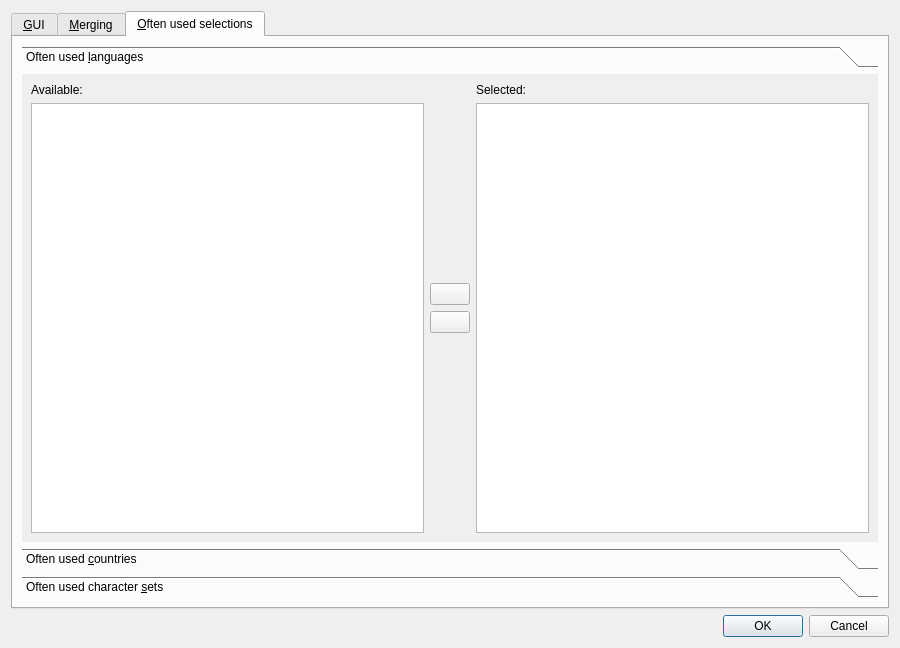
Qt form src/mkvtoolnix-gui/forms/main_window/preferences_dialog.ui (jpsdr/MKVToolnix-Windows-7) before a commit.
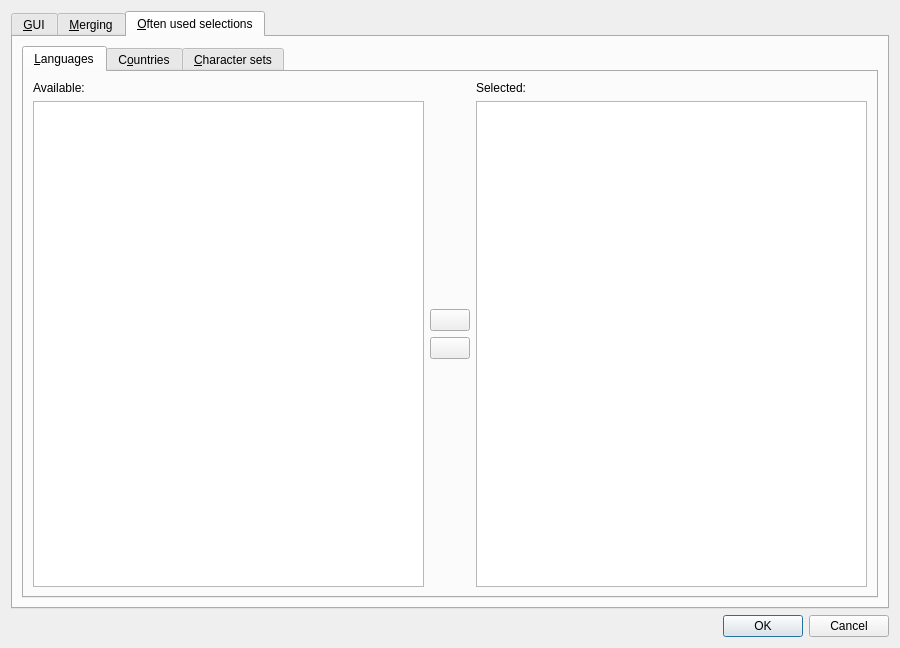
The same form after that commit. The open tabs and pages were chosen to show the change. Icons and pictures are not drawn.

Commit message:
GUI: use normal tab widget for often-used selection page
People are more familiar with tab widgets than with tool box widgets.

```diff
--- a/src/mkvtoolnix-gui/forms/main_window/preferences_dialog.ui
+++ b/src/mkvtoolnix-gui/forms/main_window/preferences_dialog.ui
@@ -465,21 +465,13 @@
       </attribute>
       <layout class="QVBoxLayout" name="verticalLayout_8">
        <item>
-        <widget class="QToolBox" name="tbOftenUsedXYZ">
+        <widget class="QTabWidget" name="tbOftenUsedXYZ">
          <property name="currentIndex">
           <number>0</number>
          </property>
-         <widget class="QWidget" name="tbOULanguagesPage">
-          <property name="geometry">
-           <rect>
-            <x>0</x>
-            <y>0</y>
-            <width>868</width>
-            <height>457</height>
-           </rect>
-          </property>
-          <attribute name="label">
-           <string>Often used &amp;languages</string>
+         <widget class="QWidget" name="tbOftenUsedXYZPage1" native="true">
+          <attribute name="title">
+           <string>&amp;Languages</string>
           </attribute>
           <layout class="QHBoxLayout" name="horizontalLayout_2">
            <item>
@@ -581,17 +573,9 @@
            </item>
           </layout>
          </widget>
-         <widget class="QWidget" name="tbOUCountriesPage">
-          <property name="geometry">
-           <rect>
-            <x>0</x>
-            <y>0</y>
-            <width>214</width>
-            <height>111</height>
-           </rect>
-          </property>
-          <attribute name="label">
-           <string>Often used &amp;countries</string>
+         <widget class="QWidget" name="tbOftenUsedXYZPage2" native="true">
+          <attribute name="title">
+           <string>C&amp;ountries</string>
           </attribute>
           <layout class="QHBoxLayout" name="horizontalLayout_7">
            <item>
@@ -693,17 +677,9 @@
            </item>
           </layout>
          </widget>
-         <widget class="QWidget" name="tbOUCharacterSetsPage">
-          <property name="geometry">
-           <rect>
-            <x>0</x>
-            <y>0</y>
-            <width>214</width>
-            <height>111</height>
-           </rect>
-          </property>
-          <attribute name="label">
-           <string>Often used character &amp;sets</string>
+         <widget class="QWidget" name="tbOftenUsedXYZPage3" native="true">
+          <attribute name="title">
+           <string>&amp;Character sets</string>
           </attribute>
           <layout class="QHBoxLayout" name="horizontalLayout_8">
            <item>
```
The commit also changes 20 other files.
